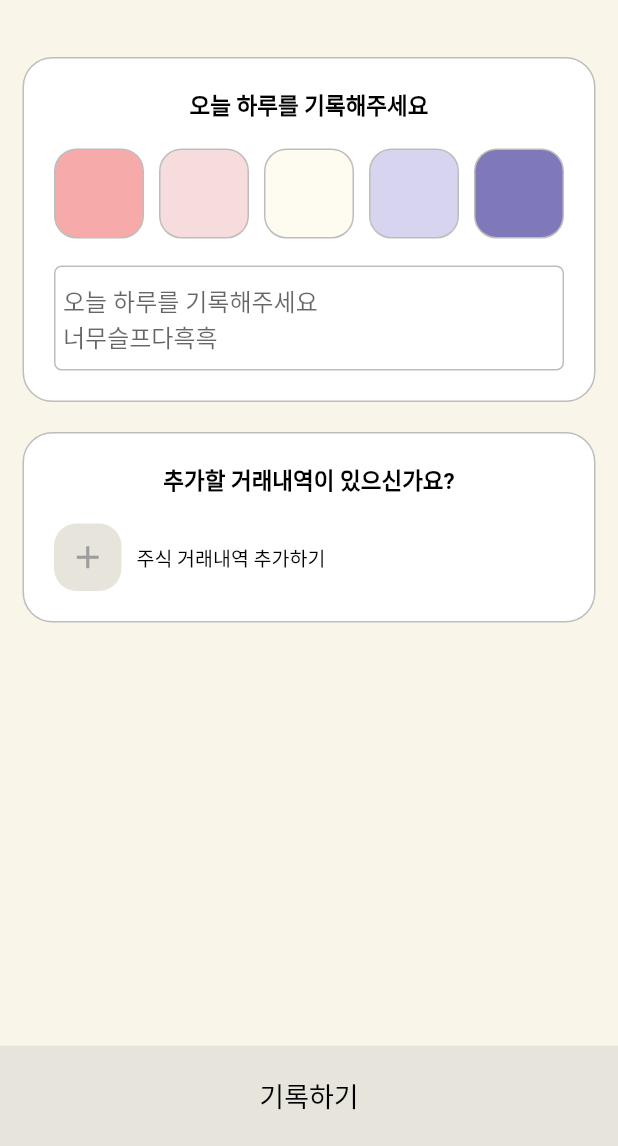
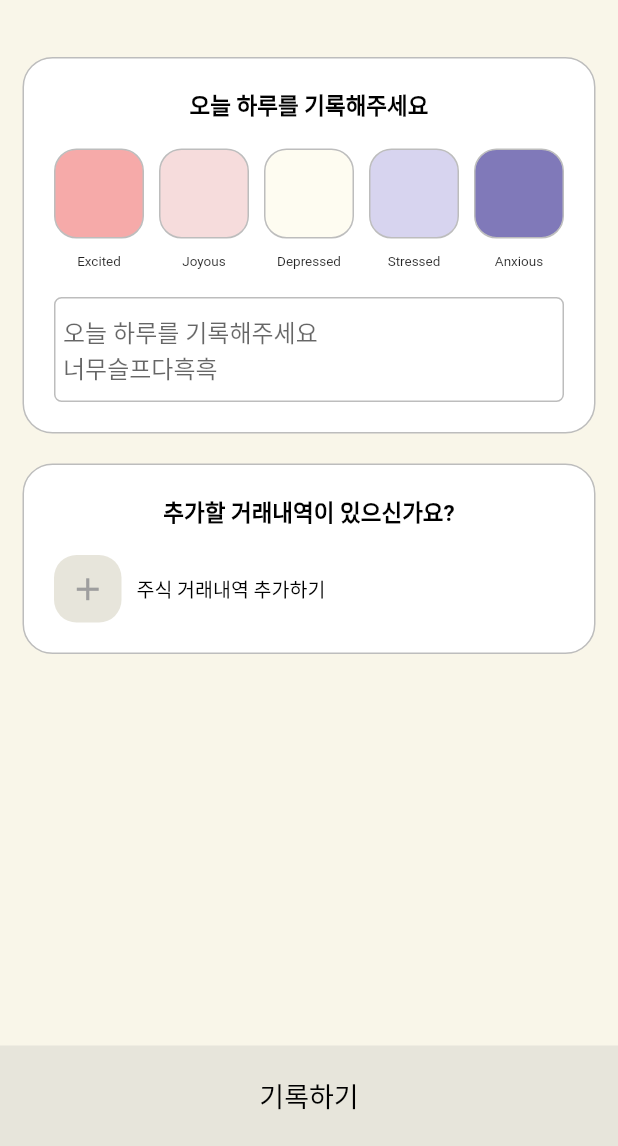
Before and after one commit to snuhcs-course/swpp-2023-project-team-4, a Flutter app: the CalendarScreen screen opened directly, after a tap on an icon or button, on a phone screen of 412 x 824 dp, the part 90-1236 px from its top. Run offline on Flutter 3.47's test engine with Material 2 defaults, Android fonts, the phone set to English and light mode, and no system bars; our stand-ins replace cached_network_image, calendar_date_picker2, dio, equatable, firebase_core, flutter_easyloading and 6 more; accounts and stored records are empty; generated files the repository leaves out were written again; network calls fail; Roboto replaces fonts that are missing (NanumBarunGothic, Pretendard); project files that could hold a hidden picture were left out.

Commit message:
:sparkles: 감정 기록하기 화면에 감정 텍스트 추가

```diff
--- a/my_stock/lib/app/presentation/screen/bottom_nav_2_calendar_screen/record_emotion_screen/widget/selectable_box.dart
+++ b/my_stock/lib/app/presentation/screen/bottom_nav_2_calendar_screen/record_emotion_screen/widget/selectable_box.dart
@@ -16,7 +16,9 @@ class _SelectableBox extends StatelessWidget {
 
   @override
   Widget build(BuildContext context) {
-    return GestureDetector(
+    return Column(
+      children: [
+        GestureDetector(
           onTap: onTap,
           child: Container(
             width: width,
@@ -30,6 +32,10 @@ class _SelectableBox extends StatelessWidget {
               color: emotion.color,
             ),
           ),
+        ),
+        const SizedBox(height: 10),
+        Text(emotion.text, style: BodyTextStyle.nanum9),
+      ],
     );
   }
 }
--- a/my_stock/lib/app/presentation/vm/emotion_vm_enum.dart
+++ b/my_stock/lib/app/presentation/vm/emotion_vm_enum.dart
@@ -45,4 +45,19 @@ enum EmotionVMEnum {
       throw Exception("EmotionVM에 해당하는 EmotionEnum이 없습니다.");
     }
   }
+
+  String get text {
+    if (this == EmotionVMEnum.happier) {
+      return "Excited";
+    } else if (this == EmotionVMEnum.happy) {
+      return "Joyous";
+    } else if (this == EmotionVMEnum.neutral) {
+      return "Depressed";
+    } else if (this == EmotionVMEnum.sad) {
+      return "Stressed";
+    } else if (this == EmotionVMEnum.sadder) {
+      return "Anxious";
+    }
+    throw Exception("EmotionVM에 해당하는 텍스트가 없습니다.");
+  }
 }
--- a/my_stock/lib/core/theme/text_theme.dart
+++ b/my_stock/lib/core/theme/text_theme.dart
@@ -25,6 +25,11 @@ abstract class HeaderTextStyle {
 }
 
 abstract class BodyTextStyle {
+  static TextStyle get nanum9 => TextStyle(
+        fontSize: 9,
+        fontWeight: FontWeight.w400,
+      );
+
   static TextStyle get nanum10 => TextStyle(
         fontSize: 10,
         fontWeight: FontWeight.w400,
```
Lines whose indentation alone changed are shown as unchanged.
